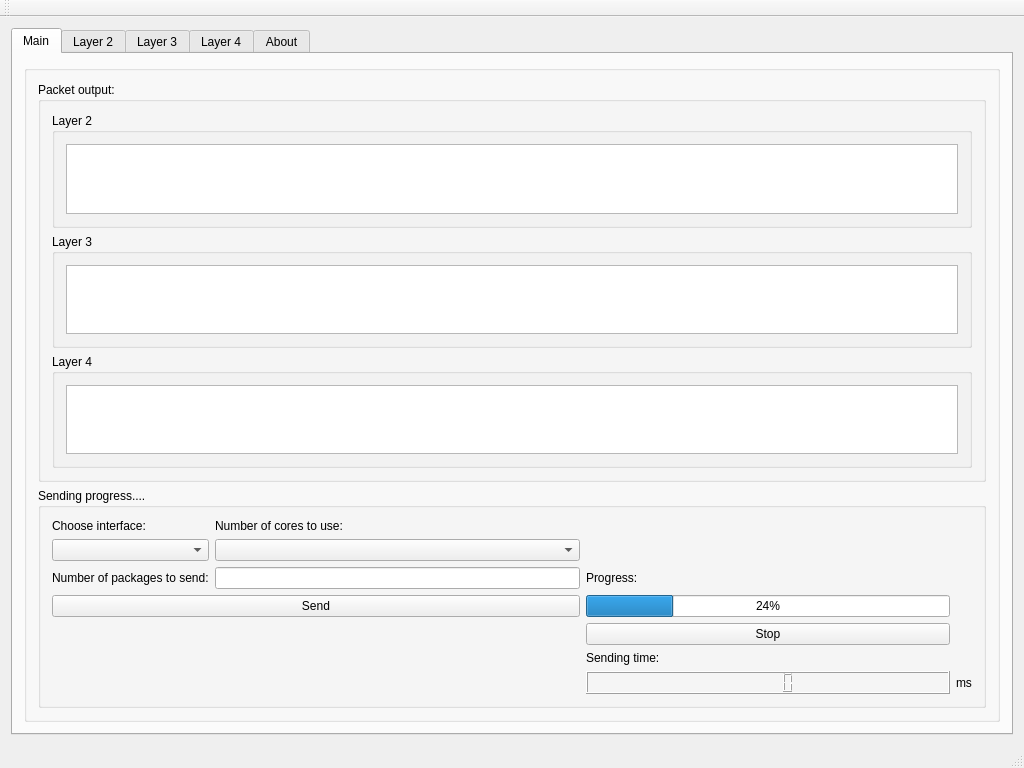
Above: qt/packet-generator/mainwindow.ui from emiliancyc/packet-generator before the change. Below: the same form after it.
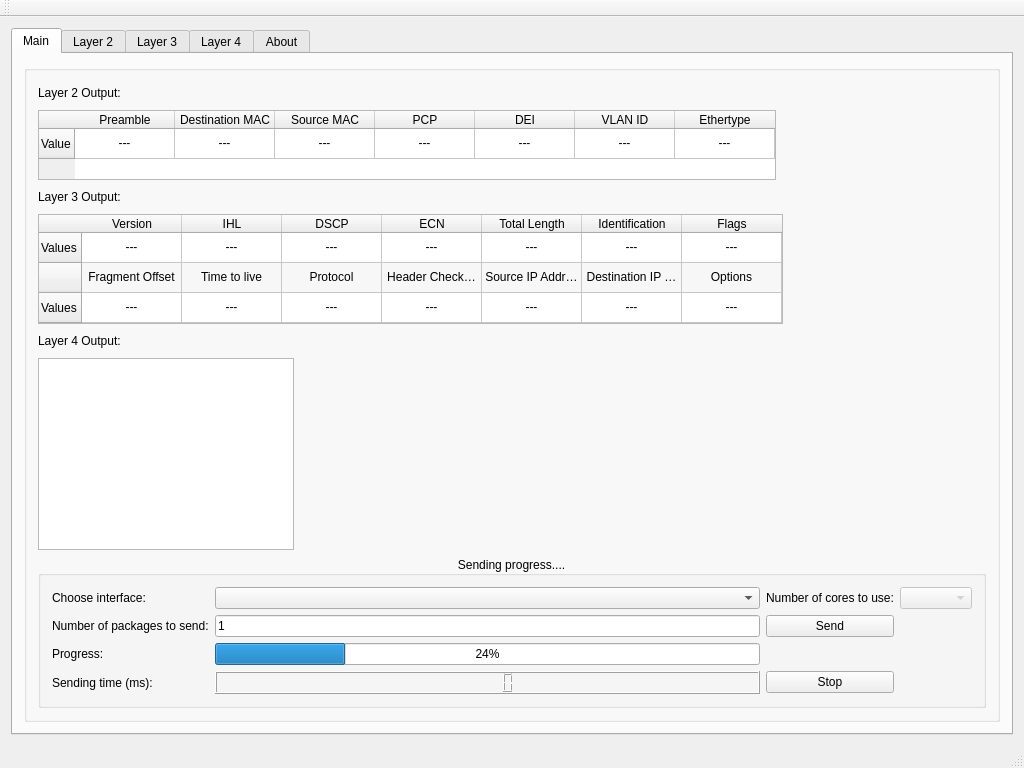
That is the form after the change. The open tabs and pages were chosen to show the change.

Commit message: Tables showing L2/L3 packets values added, comments for some code parts added, some view reorganization in main window

```diff
--- a/qt/packet-generator/mainwindow.ui
+++ b/qt/packet-generator/mainwindow.ui
@@ -69,84 +69,516 @@
           <property name="title">
            <string/>
           </property>
-          <layout class="QVBoxLayout" name="verticalLayout">
-           <item>
-            <widget class="QGroupBox" name="packet_output_groupbox">
+          <layout class="QGridLayout" name="gridLayout_12">
+           <item row="3" column="0">
+            <widget class="QTableWidget" name="layer3_tableWidget">
              <property name="sizePolicy">
-              <sizepolicy hsizetype="Expanding" vsizetype="Preferred">
+              <sizepolicy hsizetype="Fixed" vsizetype="Fixed">
                <horstretch>0</horstretch>
                <verstretch>0</verstretch>
               </sizepolicy>
              </property>
-             <property name="title">
-              <string>Packet output:</string>
+             <property name="frameShape">
+              <enum>QFrame::StyledPanel</enum>
              </property>
-             <layout class="QVBoxLayout" name="verticalLayout_2">
-              <item>
-               <widget class="QGroupBox" name="layer2_output_groupbox">
-                <property name="title">
-                 <string>Layer 2</string>
-                </property>
-                <layout class="QHBoxLayout" name="horizontalLayout">
-                 <item>
-                  <widget class="QTableWidget" name="tableWidget"/>
-                 </item>
-                </layout>
-               </widget>
-              </item>
-              <item>
-               <widget class="QGroupBox" name="layer3_output_groupbox">
-                <property name="title">
-                 <string>Layer 3</string>
-                </property>
-                <layout class="QHBoxLayout" name="horizontalLayout_4">
-                 <item>
-                  <widget class="QTableWidget" name="tableWidget"/>
-                 </item>
-                </layout>
-               </widget>
-              </item>
-              <item>
-               <widget class="QGroupBox" name="layer4_output_groupbox">
-                <property name="title">
-                 <string>Layer 4</string>
-                </property>
-                <layout class="QHBoxLayout" name="horizontalLayout_5">
-                 <item>
-                  <widget class="QTableWidget" name="tableWidget_2"/>
-                 </item>
-                </layout>
-               </widget>
-              </item>
-             </layout>
+             <property name="verticalScrollBarPolicy">
+              <enum>Qt::ScrollBarAlwaysOff</enum>
+             </property>
+             <property name="horizontalScrollBarPolicy">
+              <enum>Qt::ScrollBarAlwaysOff</enum>
+             </property>
+             <property name="sizeAdjustPolicy">
+              <enum>QAbstractScrollArea::AdjustToContents</enum>
+             </property>
+             <property name="autoScrollMargin">
+              <number>16</number>
+             </property>
+             <property name="editTriggers">
+              <set>QAbstractItemView::NoEditTriggers</set>
+             </property>
+             <property name="alternatingRowColors">
+              <bool>true</bool>
+             </property>
+             <property name="wordWrap">
+              <bool>false</bool>
+             </property>
+             <row>
+              <property name="text">
+               <string>Values</string>
+              </property>
+             </row>
+             <row>
+              <property name="text">
+               <string/>
+              </property>
+             </row>
+             <row>
+              <property name="text">
+               <string>Values</string>
+              </property>
+             </row>
+             <column>
+              <property name="text">
+               <string>Version</string>
+              </property>
+             </column>
+             <column>
+              <property name="text">
+               <string>IHL</string>
+              </property>
+             </column>
+             <column>
+              <property name="text">
+               <string>DSCP</string>
+              </property>
+             </column>
+             <column>
+              <property name="text">
+               <string>ECN</string>
+              </property>
+             </column>
+             <column>
+              <property name="text">
+               <string>Total Length</string>
+              </property>
+             </column>
+             <column>
+              <property name="text">
+               <string>Identification</string>
+              </property>
+             </column>
+             <column>
+              <property name="text">
+               <string>Flags</string>
+              </property>
+             </column>
+             <item row="0" column="0">
+              <property name="text">
+               <string>---</string>
+              </property>
+              <property name="textAlignment">
+               <set>AlignHCenter|AlignVCenter|AlignCenter</set>
+              </property>
+              <property name="flags">
+               <set>ItemIsEnabled</set>
+              </property>
+             </item>
+             <item row="0" column="1">
+              <property name="text">
+               <string>---</string>
+              </property>
+              <property name="textAlignment">
+               <set>AlignHCenter|AlignVCenter|AlignCenter</set>
+              </property>
+             </item>
+             <item row="0" column="2">
+              <property name="text">
+               <string>---</string>
+              </property>
+              <property name="textAlignment">
+               <set>AlignHCenter|AlignVCenter|AlignCenter</set>
+              </property>
+             </item>
+             <item row="0" column="3">
+              <property name="text">
+               <string>---</string>
+              </property>
+              <property name="textAlignment">
+               <set>AlignHCenter|AlignVCenter|AlignCenter</set>
+              </property>
+             </item>
+             <item row="0" column="4">
+              <property name="text">
+               <string>---</string>
+              </property>
+              <property name="textAlignment">
+               <set>AlignHCenter|AlignVCenter|AlignCenter</set>
+              </property>
+             </item>
+             <item row="0" column="5">
+              <property name="text">
+               <string>---</string>
+              </property>
+              <property name="textAlignment">
+               <set>AlignHCenter|AlignVCenter|AlignCenter</set>
+              </property>
+             </item>
+             <item row="0" column="6">
+              <property name="text">
+               <string>---</string>
+              </property>
+              <property name="textAlignment">
+               <set>AlignHCenter|AlignVCenter|AlignCenter</set>
+              </property>
+             </item>
+             <item row="1" column="0">
+              <property name="text">
+               <string>Fragment Offset</string>
+              </property>
+              <property name="font">
+               <font>
+                <weight>50</weight>
+                <bold>false</bold>
+               </font>
+              </property>
+              <property name="textAlignment">
+               <set>AlignHCenter|AlignVCenter|AlignCenter</set>
+              </property>
+              <property name="background">
+               <brush brushstyle="NoBrush">
+                <color alpha="255">
+                 <red>241</red>
+                 <green>239</green>
+                 <blue>236</blue>
+                </color>
+               </brush>
+              </property>
+             </item>
+             <item row="1" column="1">
+              <property name="text">
+               <string>Time to live</string>
+              </property>
+              <property name="font">
+               <font>
+                <weight>50</weight>
+                <bold>false</bold>
+               </font>
+              </property>
+              <property name="textAlignment">
+               <set>AlignHCenter|AlignVCenter|AlignCenter</set>
+              </property>
+             </item>
+             <item row="1" column="2">
+              <property name="text">
+               <string>Protocol</string>
+              </property>
+              <property name="font">
+               <font>
+                <weight>50</weight>
+                <bold>false</bold>
+               </font>
+              </property>
+              <property name="textAlignment">
+               <set>AlignHCenter|AlignVCenter|AlignCenter</set>
+              </property>
+             </item>
+             <item row="1" column="3">
+              <property name="text">
+               <string>Header Checksum</string>
+              </property>
+              <property name="font">
+               <font>
+                <weight>50</weight>
+                <bold>false</bold>
+               </font>
+              </property>
+              <property name="textAlignment">
+               <set>AlignHCenter|AlignVCenter|AlignCenter</set>
+              </property>
+             </item>
+             <item row="1" column="4">
+              <property name="text">
+               <string>Source IP Address</string>
+              </property>
+              <property name="font">
+               <font>
+                <weight>50</weight>
+                <bold>false</bold>
+               </font>
+              </property>
+              <property name="textAlignment">
+               <set>AlignHCenter|AlignVCenter|AlignCenter</set>
+              </property>
+             </item>
+             <item row="1" column="5">
+              <property name="text">
+               <string>Destination IP Adress</string>
+              </property>
+              <property name="font">
+               <font>
+                <weight>50</weight>
+                <bold>false</bold>
+               </font>
+              </property>
+              <property name="textAlignment">
+               <set>AlignHCenter|AlignVCenter|AlignCenter</set>
+              </property>
+             </item>
+             <item row="1" column="6">
+              <property name="text">
+               <string>Options</string>
+              </property>
+              <property name="font">
+               <font>
+                <weight>50</weight>
+                <bold>false</bold>
+               </font>
+              </property>
+              <property name="textAlignment">
+               <set>AlignHCenter|AlignVCenter|AlignCenter</set>
+              </property>
+             </item>
+             <item row="2" column="0">
+              <property name="text">
+               <string>---</string>
+              </property>
+              <property name="textAlignment">
+               <set>AlignHCenter|AlignVCenter|AlignCenter</set>
+              </property>
+             </item>
+             <item row="2" column="1">
+              <property name="text">
+               <string>---</string>
+              </property>
+              <property name="textAlignment">
+               <set>AlignHCenter|AlignVCenter|AlignCenter</set>
+              </property>
+             </item>
+             <item row="2" column="2">
+              <property name="text">
+               <string>---</string>
+              </property>
+              <property name="textAlignment">
+               <set>AlignHCenter|AlignVCenter|AlignCenter</set>
+              </property>
+             </item>
+             <item row="2" column="3">
+              <property name="text">
+               <string>---</string>
+              </property>
+              <property name="textAlignment">
+               <set>AlignHCenter|AlignVCenter|AlignCenter</set>
+              </property>
+             </item>
+             <item row="2" column="4">
+              <property name="text">
+               <string>---</string>
+              </property>
+              <property name="textAlignment">
+               <set>AlignHCenter|AlignVCenter|AlignCenter</set>
+              </property>
+             </item>
+             <item row="2" column="5">
+              <property name="text">
+               <string>---</string>
+              </property>
+              <property name="textAlignment">
+               <set>AlignHCenter|AlignVCenter|AlignCenter</set>
+              </property>
+             </item>
+             <item row="2" column="6">
+              <property name="text">
+               <string>---</string>
+              </property>
+              <property name="textAlignment">
+               <set>AlignHCenter|AlignVCenter|AlignCenter</set>
+              </property>
+             </item>
             </widget>
            </item>
-           <item>
+           <item row="1" column="0">
+            <widget class="QTableWidget" name="layer2_tableWidget">
+             <property name="sizePolicy">
+              <sizepolicy hsizetype="Fixed" vsizetype="Fixed">
+               <horstretch>0</horstretch>
+               <verstretch>0</verstretch>
+              </sizepolicy>
+             </property>
+             <property name="frameShadow">
+              <enum>QFrame::Sunken</enum>
+             </property>
+             <property name="verticalScrollBarPolicy">
+              <enum>Qt::ScrollBarAlwaysOff</enum>
+             </property>
+             <property name="horizontalScrollBarPolicy">
+              <enum>Qt::ScrollBarAlwaysOff</enum>
+             </property>
+             <property name="sizeAdjustPolicy">
+              <enum>QAbstractScrollArea::AdjustToContents</enum>
+             </property>
+             <property name="editTriggers">
+              <set>QAbstractItemView::NoEditTriggers</set>
+             </property>
+             <property name="columnCount">
+              <number>7</number>
+             </property>
+             <row>
+              <property name="text">
+               <string>Value</string>
+              </property>
+             </row>
+             <column>
+              <property name="text">
+               <string>Preamble</string>
+              </property>
+             </column>
+             <column>
+              <property name="text">
+               <string>Destination MAC</string>
+              </property>
+             </column>
+             <column>
+              <property name="text">
+               <string>Source MAC</string>
+              </property>
+             </column>
+             <column>
+              <property name="text">
+               <string>PCP</string>
+              </property>
+             </column>
+             <column>
+              <property name="text">
+               <string>DEI</string>
+              </property>
+             </column>
+             <column>
+              <property name="text">
+               <string>VLAN ID</string>
+              </property>
+             </column>
+             <column>
+              <property name="text">
+               <string>Ethertype</string>
+              </property>
+             </column>
+             <item row="0" column="0">
+              <property name="text">
+               <string>---</string>
+              </property>
+              <property name="textAlignment">
+               <set>AlignHCenter|AlignVCenter|AlignCenter</set>
+              </property>
+              <property name="flags">
+               <set>ItemIsEnabled</set>
+              </property>
+             </item>
+             <item row="0" column="1">
+              <property name="text">
+               <string>---</string>
+              </property>
+              <property name="textAlignment">
+               <set>AlignHCenter|AlignVCenter|AlignCenter</set>
+              </property>
+              <property name="flags">
+               <set>ItemIsEnabled</set>
+              </property>
+             </item>
+             <item row="0" column="2">
+              <property name="text">
+               <string>---</string>
+              </property>
+              <property name="textAlignment">
+               <set>AlignHCenter|AlignVCenter|AlignCenter</set>
+              </property>
+              <property name="flags">
+               <set>ItemIsEnabled</set>
+              </property>
+             </item>
+             <item row="0" column="3">
+              <property name="text">
+               <string>---</string>
+              </property>
+              <property name="textAlignment">
+               <set>AlignHCenter|AlignVCenter|AlignCenter</set>
+              </property>
+              <property name="flags">
+               <set>ItemIsEnabled</set>
+              </property>
+             </item>
+             <item row="0" column="4">
+              <property name="text">
+               <string>---</string>
+              </property>
+              <property name="textAlignment">
+               <set>AlignHCenter|AlignVCenter|AlignCenter</set>
+              </property>
+              <property name="flags">
+               <set>ItemIsEnabled</set>
+              </property>
+             </item>
+             <item row="0" column="5">
+              <property name="text">
+               <string>---</string>
+              </property>
+              <property name="textAlignment">
+               <set>AlignHCenter|AlignVCenter|AlignCenter</set>
+              </property>
+              <property name="flags">
+               <set>ItemIsEnabled</set>
+              </property>
+             </item>
+             <item row="0" column="6">
+              <property name="text">
+               <string>---</string>
+              </property>
+              <property name="textAlignment">
+               <set>AlignHCenter|AlignVCenter|AlignCenter</set>
+              </property>
+              <property name="flags">
+               <set>ItemIsEnabled</set>
+              </property>
+             </item>
+            </widget>
+           </item>
+           <item row="2" column="0">
+            <widget class="QLabel" name="label_2">
+             <property name="text">
+              <string>Layer 3 Output:</string>
+             </property>
+            </widget>
+           </item>
+           <item row="5" column="0">
+            <widget class="QTableWidget" name="layer4_tableWidget">
+             <property name="sizePolicy">
+              <sizepolicy hsizetype="Fixed" vsizetype="Fixed">
+               <horstretch>0</horstretch>
+               <verstretch>0</verstretch>
+              </sizepolicy>
+             </property>
+            </widget>
+           </item>
+           <item row="6" column="0">
             <widget class="QGroupBox" name="groupBox_4">
              <property name="sizePolicy">
-              <sizepolicy hsizetype="Expanding" vsizetype="Fixed">
+              <sizepolicy hsizetype="Preferred" vsizetype="Minimum">
                <horstretch>0</horstretch>
                <verstretch>0</verstretch>
               </sizepolicy>
              </property>
+             <property name="minimumSize">
+              <size>
+               <width>0</width>
+               <height>0</height>
+              </size>
+             </property>
+             <property name="layoutDirection">
+              <enum>Qt::LeftToRight</enum>
+             </property>
              <property name="title">
               <string>Sending progress....</string>
              </property>
+             <property name="alignment">
+              <set>Qt::AlignCenter</set>
+             </property>
              <layout class="QGridLayout" name="gridLayout">
-              <item row="4" column="2">
-               <widget class="QLabel" name="progress_label">
-                <property name="text">
-                 <string>Progress:</string>
+              <item row="1" column="4">
+               <widget class="QComboBox" name="cores_num_comboBox">
+                <property name="enabled">
+                 <bool>false</bool>
                 </property>
                </widget>
               </item>
-              <item row="2" column="1">
-               <widget class="QComboBox" name="cores_num_comboBox"/>
-              </item>
-              <item row="10" column="2">
-               <widget class="QLabel" name="sending_time_label">
+              <item row="1" column="2">
+               <widget class="QLabel" name="num_of_cores_label">
+                <property name="sizePolicy">
+                 <sizepolicy hsizetype="Fixed" vsizetype="Fixed">
+                  <horstretch>0</horstretch>
+                  <verstretch>0</verstretch>
+                 </sizepolicy>
+                </property>
                 <property name="text">
-                 <string>Sending time:</string>
+                 <string>Number of cores to use:</string>
                 </property>
                </widget>
               </item>
@@ -157,60 +589,64 @@
                 </property>
                </widget>
               </item>
-              <item row="12" column="2">
-               <widget class="QLCDNumber" name="sending_time_lcdNumber"/>
+              <item row="11" column="0">
+               <widget class="QLabel" name="progress_label">
+                <property name="text">
+                 <string>Progress:</string>
+                </property>
+               </widget>
               </item>
-              <item row="5" column="2">
+              <item row="8" column="0">
+               <widget class="QLabel" name="packages_to_send_label">
+                <property name="text">
+                 <string>Number of packages to send:</string>
+                </property>
+               </widget>
+              </item>
+              <item row="11" column="1">
                <widget class="QProgressBar" name="sending_progressBar">
                 <property name="value">
                  <number>24</number>
                 </property>
                </widget>
               </item>
-              <item row="4" column="0">
-               <widget class="QLabel" name="packages_to_send_label">
+              <item row="12" column="0">
+               <widget class="QLabel" name="sending_time_label">
                 <property name="text">
-                 <string>Number of packages to send:</string>
+                 <string>Sending time (ms):</string>
                 </property>
                </widget>
               </item>
-              <item row="2" column="0">
+              <item row="1" column="1">
                <widget class="QComboBox" name="interface_list_comboBox"/>
               </item>
-              <item row="5" column="0" colspan="2">
-               <widget class="QPushButton" name="SendButton">
-                <property name="sizePolicy">
-                 <sizepolicy hsizetype="Preferred" vsizetype="Fixed">
-                  <horstretch>0</horstretch>
-                  <verstretch>0</verstretch>
-                 </sizepolicy>
-                </property>
-                <property name="text">
-                 <string>Send</string>
-                </property>
-               </widget>
-              </item>
-              <item row="4" column="1">
+              <item row="8" column="1">
                <widget class="QLineEdit" name="packages_to_send_lineEdit">
                 <property name="layoutDirection">
                  <enum>Qt::LeftToRight</enum>
                 </property>
+                <property name="text">
+                 <string>1</string>
+                </property>
                </widget>
               </item>
-              <item row="1" column="1">
-               <widget class="QLabel" name="num_of_cores_label">
+              <item row="12" column="1">
+               <widget class="QLCDNumber" name="sending_time_lcdNumber"/>
+              </item>
+              <item row="8" column="2">
+               <widget class="QPushButton" name="SendButton">
                 <property name="sizePolicy">
-                 <sizepolicy hsizetype="Fixed" vsizetype="Fixed">
+                 <sizepolicy hsizetype="Preferred" vsizetype="Fixed">
                   <horstretch>0</horstretch>
                   <verstretch>0</verstretch>
                  </sizepolicy>
                 </property>
                 <property name="text">
-                 <string>Number of cores to use:</string>
+                 <string>Send</string>
                 </property>
                </widget>
               </item>
-              <item row="6" column="2">
+              <item row="12" column="2">
                <widget class="QPushButton" name="stop_pushButton">
                 <property name="sizePolicy">
                  <sizepolicy hsizetype="Minimum" vsizetype="Fixed">
@@ -223,16 +659,23 @@
                 </property>
                </widget>
               </item>
-              <item row="12" column="3">
-               <widget class="QLabel" name="time_ms_label">
-                <property name="text">
-                 <string>ms</string>
-                </property>
-               </widget>
-              </item>
              </layout>
             </widget>
            </item>
+           <item row="0" column="0">
+            <widget class="QLabel" name="label">
+             <property name="text">
+              <string>Layer 2 Output:</string>
+             </property>
+            </widget>
+           </item>
+           <item row="4" column="0">
+            <widget class="QLabel" name="label_3">
+             <property name="text">
+              <string>Layer 4 Output:</string>
+             </property>
+            </widget>
+           </item>
           </layout>
          </widget>
         </item>
```
Left out of the diff: 35 changed lines with no effect on the pictures. The commit also changes 2 other files.
